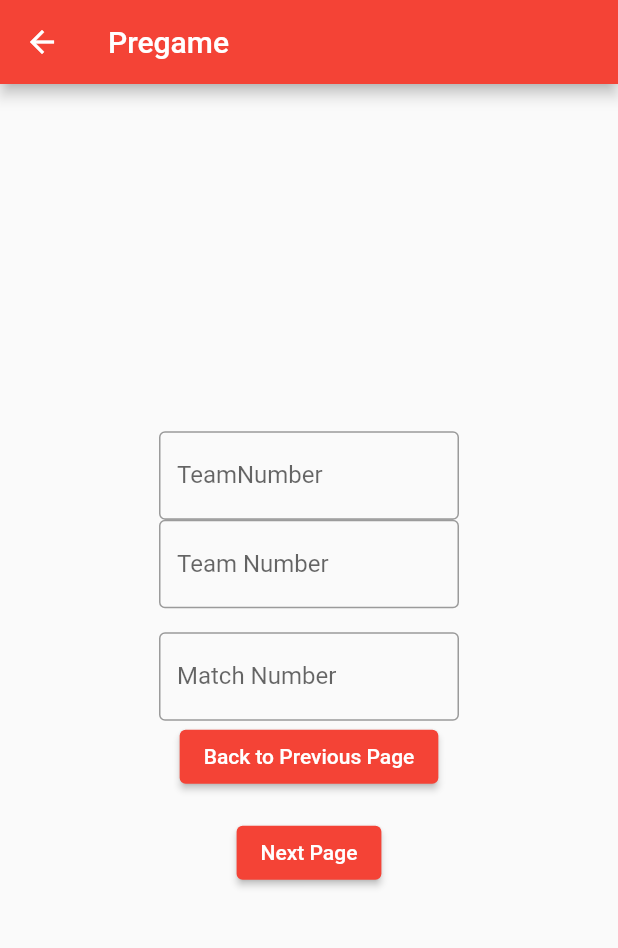
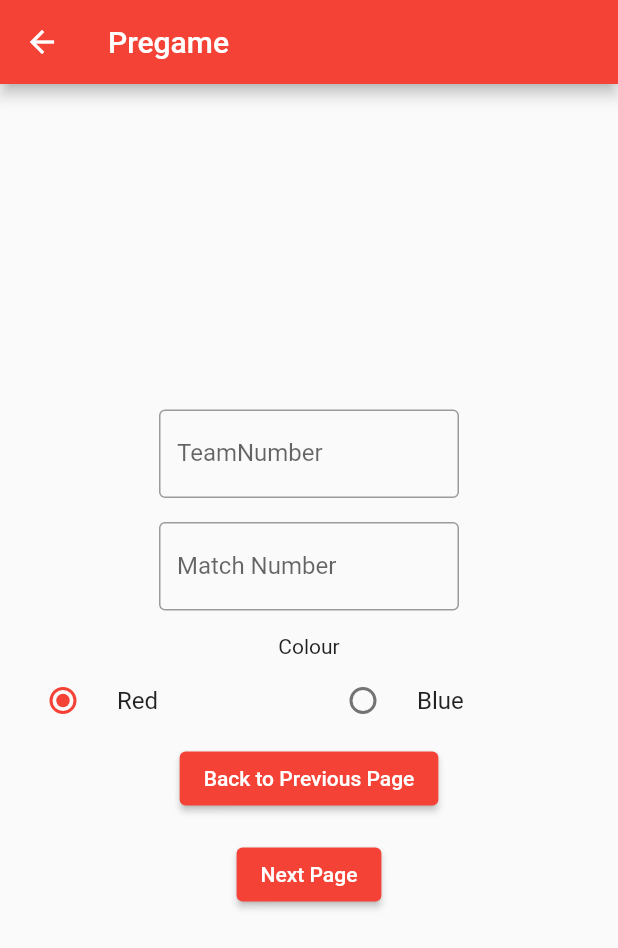
Before and after one commit to team4976/frc-2023-charged-up-scouting, a Flutter app: the pregameinfo screen opened by its route, on a phone screen of 412 x 824 dp. Shown: the top 948 px of the screen. Run offline on Flutter 3.47's test engine with Material 2 defaults, Android fonts, the phone set to English and light mode, and no system bars; our stand-ins replace flutter_hooks.

Commit message:
I literally made the code just work faster and use less lines, so yeah.

```diff
--- a/lib/Auto.dart
+++ b/lib/Auto.dart
@@ -24,12 +24,12 @@ class _AutoPageState extends State<AutoPage> {
           mainAxisAlignment: MainAxisAlignment.center,
               children: [
 
-                ElevatedButton(onPressed: (){Functions.functions.GotoPage("/Pregame", context);}, child:
+                ElevatedButton(onPressed: (){Functions.functions.instance.GotoPage("/Pregame", context);}, child:
                   Text(
                       "Back to Previous Page"
                   )),
                 Text(""),
-                ElevatedButton(onPressed: (){Functions.functions.GotoPage("/Teleop", context);}, child:
+                ElevatedButton(onPressed: (){Functions.functions.instance.GotoPage("/Teleop", context);}, child:
                 Text(
                     "Next Page"
                 )),
--- a/lib/Data.dart
+++ b/lib/Data.dart
@@ -1,9 +1,17 @@
 import 'package:flutter/material.dart';
+import 'package:frc_2023_charged_up_scouting/Endgame.dart';
+
 
 class dataclass {
   static String TeamNumber = "";
   static String MatchNumber = "";
+  static bool? ColorRed = false;
+  static bool? ColorBlue = false;
+
+
 
   //App Side variable
   static const String? TeamNumbers = "TeamNumber";
+  static const String? MatchNumbers = "Match Number";
+  static String Colour = "Colour";
 }
--- a/lib/Functions.dart
+++ b/lib/Functions.dart
@@ -1,30 +1,128 @@
 import 'package:flutter/material.dart';
 import 'Data.dart';
 
+import 'package:flutter_hooks/flutter_hooks.dart';
+
+enum Colors {Red, Blue}
 
 class functions{
-  static void GotoPage(String Page, BuildContext context) => Navigator.pushNamed(context, Page);
+  static functions instance = new functions();
 
-  static SizedBox Textfield( var value) {
+  Colors? _colour = Colors.Red;
+  void GotoPage(String Page, BuildContext context) => Navigator.pushNamed(context, Page);
+  Container Textfield(var value, bool text) {
 
-
-    return SizedBox(
+    return Container (child: Column(children: [
+      SizedBox(
       width: 200,
       child: TextField(
-          decoration: const InputDecoration(
-            labelText: dataclass.TeamNumbers,
+          decoration: InputDecoration(
+            labelText: text ? dataclass.TeamNumbers : dataclass.MatchNumbers,
             border: OutlineInputBorder(),
           ),
           onChanged: (String inputValue){
-            if (value == "TeamNumber") {
-              dataclass.TeamNumber = inputValue;
-              print(dataclass.TeamNumber);
+
+              if (value == "TeamNumber") {
+                dataclass.TeamNumber = inputValue;
+              } else if (value == "Match Number") {
+                dataclass.MatchNumber = inputValue;
+              }
             }
-          }
+
       ),
-    );
+    ),
+    const Text("")
+    ]));
 
   }
 
+  Widget Colour() {
 
+    return SizedBox(width: 400, child:Row(
+      mainAxisSize: MainAxisSize.min,
+      children: [
+
+
+          SizedBox(
+            width: 200,
+            child: RadioListTile<Colors>(
+              title: const Text('Red'),
+              value: Colors.Red,
+              groupValue: _colour,
+              onChanged: (Colors? value) {
+
+                _colour = value;
+
+              },
+            ),
+          ),
+
+          SizedBox(
+            width: 200,
+            child: RadioListTile<Colors>(
+              title: const Text('Blue'),
+              value: Colors.Blue,
+              groupValue: _colour,
+              onChanged: (Colors? value) {
+                _colour = value;
+                print(_colour);
+              },
+            ),
+          ),
+        ],
+
+    ));
+  }
 }
+class che extends StatefulWidget {
+  const che({Key? key}) : super(key: key);
+
+  @override
+  cheState createState() => cheState();
+}
+
+
+class cheState extends State<che>{
+  static Colors? _colour = Colors.Red;
+
+  Widget Information() {
+    return (
+        SizedBox(width: 400, child:Row(
+          mainAxisSize: MainAxisSize.min,
+          children: [
+
+
+            SizedBox(
+              width: 200,
+              child: RadioListTile<Colors>(
+                title: const Text('Red'),
+                value: Colors.Red,
+                groupValue: _colour,
+                onChanged: (Colors? value) {
+                  setState((){_colour = value;dataclass.ColorRed=true;dataclass.ColorBlue=false;});
+                },
+              ),
+            ),
+
+            SizedBox(
+              width: 200,
+              child: RadioListTile<Colors>(
+                title: const Text('Blue'),
+                value: Colors.Blue,
+                groupValue: _colour,
+                onChanged: (Colors? value) {
+                  setState((){_colour = value;dataclass.ColorRed=false;dataclass.ColorBlue=true;});
+                },
+              ),
+            ),
+          ],
+
+        ))
+    );
+  }
+
+  @override
+  Widget build(BuildContext context) {
+    return Information();
+  }
+}
--- a/lib/Pregameinfo.dart
+++ b/lib/Pregameinfo.dart
@@ -1,6 +1,7 @@
 import 'package:flutter/material.dart';
 import 'Functions.dart';
-import 'Data.dart' as Data;
+import 'Data.dart';
+
 
 class pregameinfo extends StatefulWidget {
   const pregameinfo({Key? key, required this.title}) : super(key: key);
@@ -13,6 +14,7 @@ class pregameinfo extends StatefulWidget {
 class _pregameinfoState extends State<pregameinfo> {
   static const String? TeamNumbers = "here";
 
+
   @override
   Widget build(BuildContext context) {
     return Scaffold(
@@ -22,44 +24,26 @@ class _pregameinfoState extends State<pregameinfo> {
         ),
         body: Center(
             child: Column(
+              mainAxisSize: MainAxisSize.min,
               mainAxisAlignment: MainAxisAlignment.center,
               children: [
-                functions.Textfield("TeamNumber"),
-                SizedBox( // <-- SEE HERE
-                  width: 200,
-                  child: TextField(
-                      decoration: const InputDecoration(
-                        labelText: 'Team Number',
-                        border: OutlineInputBorder(),
-                      ),
-                      onChanged: (String inputValue){
-                        Data.dataclass.TeamNumber = inputValue;
-                      }
-                  ),
-                ),
-                const Text(""),
-                SizedBox( // <-- SEE HERE
-                  width: 200,
-                  child: TextField(
-                    decoration: const InputDecoration(
-                      labelText: 'Match Number',
-                      border: OutlineInputBorder(),
-                    ),
-                    onChanged: (String inputValue){
-                      Data.dataclass.MatchNumber = inputValue;
-                    }
-                  ),
-                ),
+
+                functions.instance.Textfield("TeamNumber", true),
+                functions.instance.Textfield("TeamNumber", false),
+
+                Text(dataclass.Colour),
+                che(),
+
 
                 //Basic code for switching pages
-                ElevatedButton(onPressed: (){functions.GotoPage("/Index", context);}, child:
+                ElevatedButton(onPressed: (){functions.instance.GotoPage("/Index", context);}, child:
                 const Text(
                     "Back to Previous Page"
                 )),
 
                 const Text(""),
 
-                ElevatedButton(onPressed: (){functions.GotoPage("/Auto", context);}, child:
+                ElevatedButton(onPressed: (){functions.instance.GotoPage("/Auto", context);}, child:
                  const Text(
                     "Next Page"
                 )),
--- a/lib/Teleop.dart
+++ b/lib/Teleop.dart
@@ -21,12 +21,12 @@ class _teleopState extends State<teleop> {
               Column(
                   mainAxisAlignment: MainAxisAlignment.center,
                   children: [
-                    ElevatedButton(onPressed: (){Functions.functions.GotoPage("/Auto", context);}, child:
+                    ElevatedButton(onPressed: (){Functions.functions.instance.GotoPage("/Auto", context);}, child:
                     Text(
                         "Back to Previous Page"
                     )),
                     Text(""),
-                    ElevatedButton(onPressed: (){Functions.functions.GotoPage("/Teleop", context);}, child:
+                    ElevatedButton(onPressed: (){Functions.functions.instance.GotoPage("/Teleop", context);}, child:
                     Text(
                         "Next Page"
                     )),
--- a/lib/main.dart
+++ b/lib/main.dart
@@ -58,7 +58,7 @@
             child: Column(
               mainAxisAlignment: MainAxisAlignment.center,
               children: [
-                ElevatedButton(onPressed: () {Functions.functions.GotoPage('/Pregame', context);}, child:
+                ElevatedButton(onPressed: () {Functions.functions.instance.GotoPage('/Pregame', context);}, child:
                 Text(
                   "Start Scouting"
                 )),
--- a/pubspec.yaml
+++ b/pubspec.yaml
@@ -31,6 +31,7 @@ dependencies:
     sdk: flutter
   qr_flutter: ^4.0.0
   codable_forked:
+  flutter_hooks:
 
   # The following adds the Cupertino Icons font to your application.
   # Use with the CupertinoIcons class for iOS style icons.
```
Also changed, not shown: pubspec.lock.
